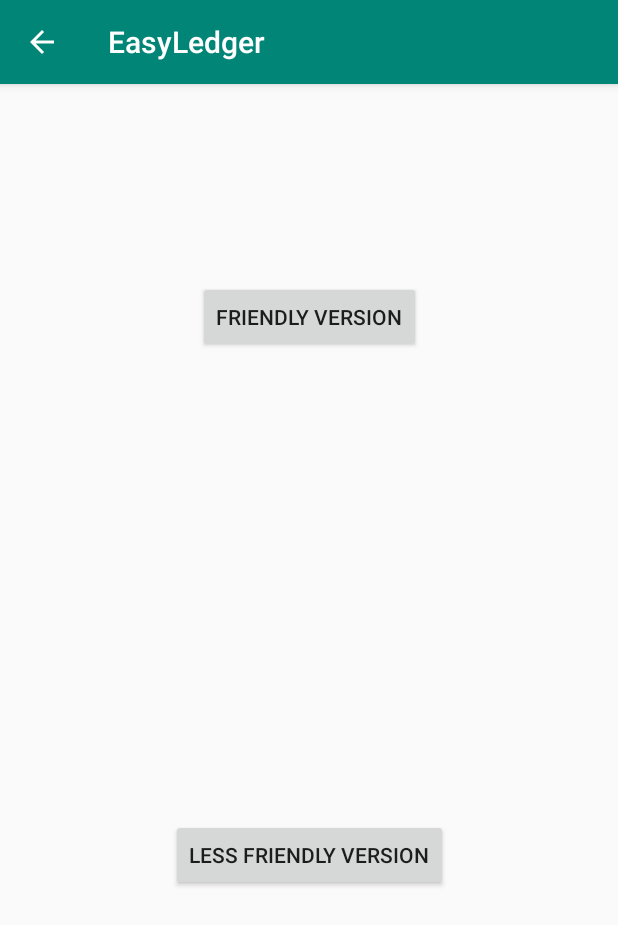
After one commit to han-code-4-fun/EasyLedger, an Android app: the QuestionActivity screen opened directly, with no data from a screen before it, on a phone screen of 412 x 824 dp. The commit adds this screen. Shown: the top 925 px of the screen. Run offline under Robolectric (Android 15) with nearby library versions, the phone set to English and light mode, and no system bars.

Commit message:
Feature: 1. add data model class (Transaction); 2. add recyclerview related with Transaction; 3. implement recyclerview to overview activity (main Activity); 4. add menu to overview activity; 5. add an explanatory activity with to explain to user why this app is safe

```diff
--- a/app/src/main/java/hanzhou/easyledger/ui/DetailTransactionFragment.java
+++ b/app/src/main/java/hanzhou/easyledger/ui/DetailTransactionFragment.java
@@ -26,7 +26,7 @@ public class DetailTransactionFragment extends Fragment {
     @Override
     public View onCreateView(@NonNull LayoutInflater inflater, @Nullable ViewGroup container,
                              @Nullable Bundle savedInstanceState) {
-        return inflater.inflate(R.layout.detail_transaction_fragment, container, false);
+        return inflater.inflate(R.layout.fragment_detail_transaction, container, false);
     }
 
     @Override
--- a/app/src/main/java/hanzhou/easyledger/ui/MainActivity.java
+++ b/app/src/main/java/hanzhou/easyledger/ui/MainActivity.java
@@ -68,7 +68,7 @@ public class MainActivity extends AppCompatActivity {
                             selectedFragment = new OverviewFragment();
                             break;
                         case R.id.navigation_transaction:
-                            selectedFragment = new TransactionFragment();
+                            selectedFragment = new LedgerFragment();
                             break;
                         case R.id.navigation_charts:
                             selectedFragment = new ChartFragment();
--- /dev/null
+++ b/app/src/main/java/hanzhou/easyledger/ui/QuestionActivity.java
@@ -0,0 +1,111 @@
+package hanzhou.easyledger.ui;
+
+import androidx.appcompat.app.AppCompatActivity;
+
+import android.content.Intent;
+import android.net.Uri;
+import android.os.Bundle;
+import android.util.Log;
+import android.view.MenuItem;
+import android.view.View;
+import android.widget.Button;
+import android.widget.TextView;
+
+import java.util.Date;
+
+import hanzhou.easyledger.R;
+import hanzhou.easyledger.util.UnitUtil;
+
+
+//activity that explain why the app is safe
+public class QuestionActivity extends AppCompatActivity {
+
+    private static final String TAG = QuestionActivity.class.getSimpleName();
+
+    private  Button btnFriend;
+    private  Button btnJoke;
+    private Button btnLessFriendly;
+    private Button btnGithub;
+
+    private TextView explanationTxt;
+
+    @Override
+    protected void onCreate(Bundle savedInstanceState) {
+        super.onCreate(savedInstanceState);
+        setContentView(R.layout.activity_question);
+        getSupportActionBar().setDisplayHomeAsUpEnabled(true);
+
+        Date today = new Date();
+        UnitUtil unitUtil = new UnitUtil();
+        String dateString = unitUtil.getMonthDayFormatter().format(today);
+
+        btnFriend = findViewById(R.id.button_question_friendly_answer);
+
+        btnJoke= findViewById(R.id.button_question_bad_joke);
+
+        btnLessFriendly= findViewById(R.id.button_question_less_friendly_answer);
+
+        explanationTxt = findViewById(R.id.textview_question_explanation);
+
+        btnGithub = findViewById(R.id.button_github);
+
+        //make a joke on April 1st
+        if(dateString.equals("04-01")){
+            btnJoke.setVisibility(View.VISIBLE);
+        }
+
+        setOnClickListenerForAllButton();
+
+    }
+
+    @Override
+    public boolean onOptionsItemSelected(MenuItem item) {
+
+
+        int id = item.getItemId();
+        if (id == android.R.id.home) {
+            //navigate back to previous activity
+            onBackPressed();
+            return true;
+        }
+
+        return super.onOptionsItemSelected(item);
+    }
+
+    private void setOnClickListenerForAllButton(){
+        btnFriend.setOnClickListener(new View.OnClickListener() {
+            @Override
+            public void onClick(View view) {
+                explanationTxt.setVisibility(View.VISIBLE);
+                explanationTxt.setText(R.string.explanation_friendly_why_this_app_is_safe);
+                btnGithub.setVisibility(View.VISIBLE);
+            }
+        });
+
+        btnLessFriendly.setOnClickListener(new View.OnClickListener() {
+            @Override
+            public void onClick(View view) {
+                explanationTxt.setVisibility(View.VISIBLE);
+                explanationTxt.setText(R.string.explanation_less_friendly_why_this_app_is_safe);
+                btnGithub.setVisibility(View.VISIBLE);
+            }
+        });
+
+        btnJoke.setOnClickListener(new View.OnClickListener() {
+            @Override
+            public void onClick(View view) {
+                explanationTxt.setVisibility(View.VISIBLE);
+                explanationTxt.setText(R.string.explanation_bad_joke);
+            }
+        });
+
+        btnGithub.setOnClickListener(new View.OnClickListener() {
+            @Override
+            public void onClick(View view) {
+                Intent visitGithub = new Intent(Intent.ACTION_VIEW);
+                visitGithub.setData(Uri.parse(getResources().getString(R.string.github_link)));
+                startActivity(visitGithub);
+            }
+        });
+    }
+}
--- /dev/null
+++ b/app/src/main/java/hanzhou/easyledger/util/UnitUtil.java
@@ -0,0 +1,13 @@
+package hanzhou.easyledger.util;
+
+import java.text.DecimalFormat;
+import java.text.SimpleDateFormat;
+
+public class UnitUtil {
+    public static DecimalFormat moneyFormater = new DecimalFormat("#.##");
+    private SimpleDateFormat formatterMonthDay = new SimpleDateFormat("MM-dd");
+
+    public SimpleDateFormat getMonthDayFormatter() {
+        return formatterMonthDay;
+    }
+}
--- /dev/null
+++ b/app/src/main/res/layout/activity_question.xml
@@ -0,0 +1,84 @@
+<?xml version="1.0" encoding="utf-8"?>
+<androidx.constraintlayout.widget.ConstraintLayout xmlns:android="http://schemas.android.com/apk/res/android"
+    xmlns:app="http://schemas.android.com/apk/res-auto"
+    xmlns:tools="http://schemas.android.com/tools"
+    android:layout_width="match_parent"
+    android:layout_height="match_parent"
+    tools:context=".ui.QuestionActivity">
+
+    <Button
+        android:id="@+id/button_question_friendly_answer"
+        android:layout_width="wrap_content"
+        android:layout_height="wrap_content"
+        android:layout_marginStart="8dp"
+        android:layout_marginLeft="8dp"
+        android:layout_marginEnd="8dp"
+        android:layout_marginRight="8dp"
+        android:text="@string/button_explanation_friendly_version"
+        app:layout_constraintBottom_toTopOf="@+id/button_question_bad_joke"
+        app:layout_constraintEnd_toEndOf="parent"
+        app:layout_constraintHorizontal_bias="0.5"
+        app:layout_constraintStart_toStartOf="parent"
+        app:layout_constraintTop_toTopOf="parent" />
+
+    <Button
+        android:id="@+id/button_question_bad_joke"
+        android:layout_width="wrap_content"
+        android:layout_height="wrap_content"
+        android:layout_marginStart="8dp"
+        android:layout_marginLeft="8dp"
+        android:layout_marginEnd="8dp"
+        android:layout_marginRight="8dp"
+        android:visibility="invisible"
+        android:text="@string/button_question_bad_joke"
+        app:layout_constraintBottom_toTopOf="@+id/button_question_less_friendly_answer"
+        app:layout_constraintEnd_toEndOf="parent"
+        app:layout_constraintHorizontal_bias="0.5"
+        app:layout_constraintStart_toStartOf="parent"
+        app:layout_constraintTop_toBottomOf="@+id/button_question_friendly_answer" />
+
+    <Button
+        android:id="@+id/button_question_less_friendly_answer"
+        android:layout_width="wrap_content"
+        android:layout_height="wrap_content"
+        android:layout_marginStart="8dp"
+        android:layout_marginLeft="8dp"
+        android:layout_marginEnd="8dp"
+        android:layout_marginRight="8dp"
+        android:layout_marginBottom="8dp"
+        android:text="@string/button_explanation_less_friendly_vesion"
+        app:layout_constraintBottom_toTopOf="@+id/textview_question_explanation"
+        app:layout_constraintEnd_toEndOf="parent"
+        app:layout_constraintHorizontal_bias="0.5"
+        app:layout_constraintStart_toStartOf="parent"
+        app:layout_constraintTop_toBottomOf="@+id/button_question_bad_joke" />
+
+    <TextView
+        android:id="@+id/textview_question_explanation"
+        android:layout_width="match_parent"
+        android:layout_height="wrap_content"
+        android:layout_marginStart="15dp"
+        android:layout_marginLeft="15dp"
+        android:textSize="25sp"
+        android:visibility="invisible"
+        app:layout_constraintBottom_toTopOf="@+id/button_github"
+        app:layout_constraintEnd_toEndOf="parent"
+        app:layout_constraintStart_toStartOf="parent"
+        tools:text="@string/explanation_less_friendly_why_this_app_is_safe" />
+
+    <Button
+        android:id="@+id/button_github"
+        android:layout_width="wrap_content"
+        android:layout_height="wrap_content"
+        android:layout_marginStart="8dp"
+        android:layout_marginLeft="8dp"
+        android:layout_marginEnd="8dp"
+        android:layout_marginRight="8dp"
+        android:layout_marginBottom="8dp"
+        android:visibility="invisible"
+        android:text="@string/button_github"
+        app:layout_constraintBottom_toBottomOf="parent"
+        app:layout_constraintEnd_toEndOf="parent"
+        app:layout_constraintStart_toStartOf="parent" />
+
+</androidx.constraintlayout.widget.ConstraintLayout>
--- a/app/src/main/res/layout/fragment_overview.xml
+++ b/app/src/main/res/layout/fragment_overview.xml
@@ -58,7 +58,7 @@
         android:layout_width="match_parent"
         android:layout_height="0dp"
         android:layout_weight="3"
-        android:orientation="horizontal">
+        android:orientation="vertical">
         <TextView
             android:layout_width="match_parent"
             android:layout_height="wrap_content"
@@ -68,7 +68,7 @@
         <androidx.recyclerview.widget.RecyclerView
             android:layout_width="match_parent"
             android:layout_height="match_parent"
-            android:id="@+id/overview_transaction_tag_recyclerview" />
+            android:id="@+id/overview_transaction_untagged_recyclerview" />
 
     </LinearLayout>
 
--- a/app/src/main/res/values/strings.xml
+++ b/app/src/main/res/values/strings.xml
@@ -1,5 +1,6 @@
 <resources>
     <string name="app_name">EasyLedger</string>
+
 
     <string name="navigation_title_overview">Overview</string>
     <string name="navigation_title_transaction">Transactions</string>
@@ -8,4 +9,26 @@
     <string name="overview_totalbalance_title">Total Balance</string>
     <string name="overview_transaction_tag_textview_title">Transactions need to be tagged</string>
 
+    <string name="placeholder_time">June 1st</string>
+    <string name="placeholder_amount">$12343435.04</string>
+    <string name="placeholder_category">luxury shopping</string>
+    <string name="placeholder_remark">This guide provides several conceptual examples and many other words are hideen behind all of the scences </string>
+
+
+    <string name="menu_title_mainactivity_setting">Settings</string>
+    <string name="menu_title_mainactivity_question">Is this app safe?</string>
+    <string name="menu_title_mainactivity_feedback">Feedback</string>
+
+
+    <string name="explanation_friendly_why_this_app_is_safe">This is an open source app that all its "logic" is on github.com. And I create this app as an personal project to find a job</string>
+    <string name="explanation_less_friendly_why_this_app_is_safe">1. This is a open-source app; \n2. I don\'t want to know what\'s in your cellphone......</string>
+    <string name="explanation_bad_joke">No, it\'s not safe, and very unfortunately your phone\'s data has been retrieved, you need to send me $5000 with a request email to delete your personal files or your files will be shared all over the internet.</string>
+
+    <string name="button_github">Click to view source code</string>
+    <string name="button_question_bad_joke">The Real Reason</string>
+    <string name="button_explanation_friendly_version">Friendly Version</string>
+    <string name="button_explanation_less_friendly_vesion">Less Friendly Version</string>
+
+    <string name="github_link">https://github.com/miaonagemide/EasyLedger</string>
+
 </resources>
```
Also changed, not shown: app/src/main/AndroidManifest.xml (+12 -6 lines), app/src/main/java/hanzhou/easyledger/LedgersAdapter.java (renamed from app/src/main/java/hanzhou/easyledger/TransactionsAdapter.java, +7 -2 lines), app/src/main/java/hanzhou/easyledger/data/Transaction.java (added, +73 -0 lines), app/src/main/java/hanzhou/easyledger/ui/LedgerFragment.java (renamed from app/src/main/java/hanzhou/easyledger/ui/TransactionFragment.java, +4 -5 lines), app/src/main/java/hanzhou/easyledger/ui/OverviewFragment.java (+85 -2 lines), app/src/main/java/hanzhou/easyledger/ui/TransactionAdapter.java (added, +85 -0 lines), app/src/main/java/hanzhou/easyledger/util/FakeTestingData.java (added, +45 -0 lines), app/src/main/res/layout/list_item_transaction.xml (added, +41 -0 lines), app/src/main/res/menu/menu_mainactivity.xml (added, +22 -0 lines), app/src/main/res/layout/fragment_detail_transaction.xml (renamed from app/src/main/res/layout/detail_transaction_fragment.xml).
